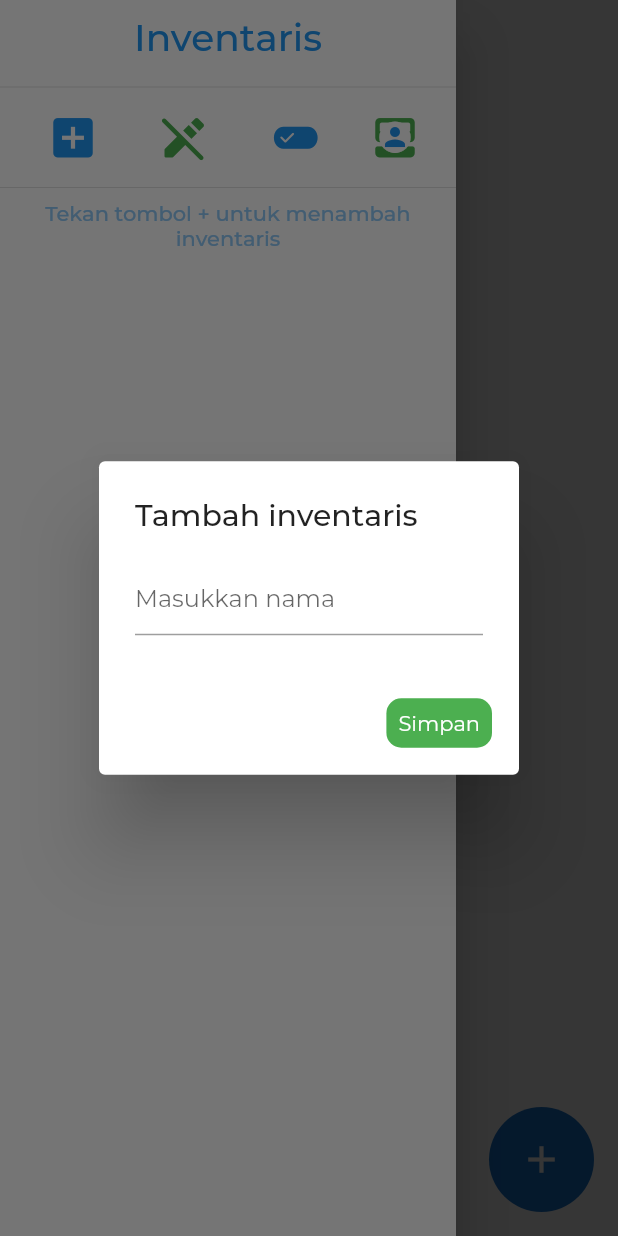
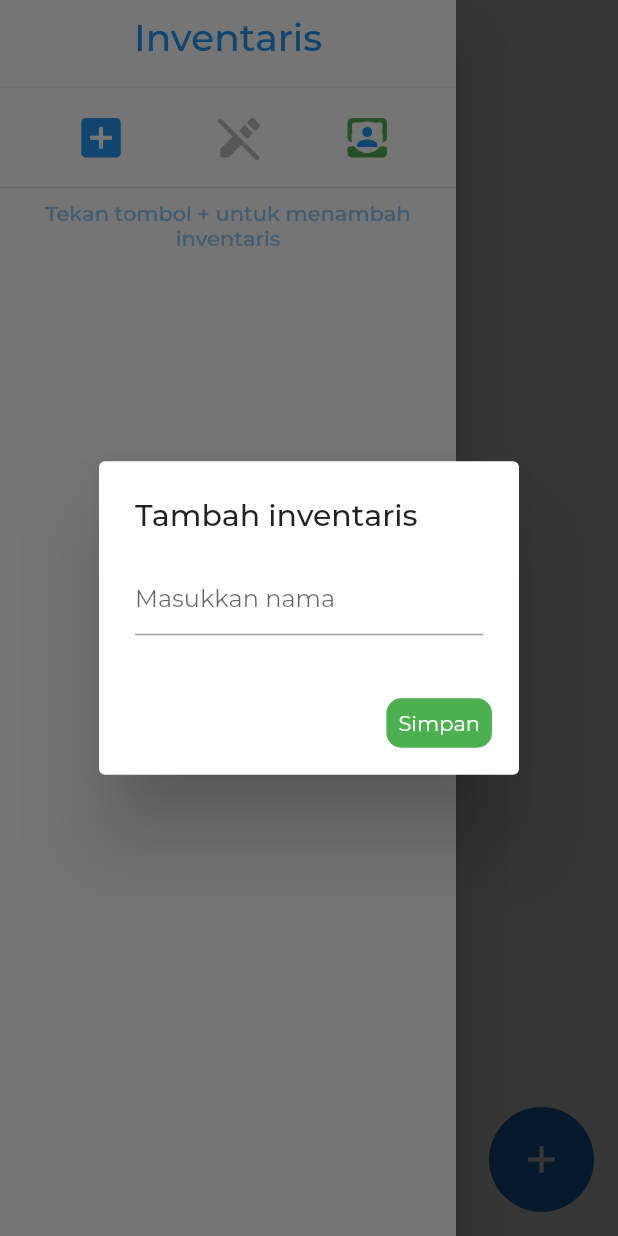
Before and after one commit to ramasii/itemwise, a Flutter app: the screen it shows after launch, in the side drawer, after a tap on the "add box" icon, on a phone screen of 412 x 824 dp. Run offline on Flutter 3.47's test engine with Material 2 defaults, Android fonts, the phone set to English and light mode, and no system bars; our stand-ins replace image_picker, shared_preferences; missing offline and left inert: image_size_getter; generated files the repository leaves out were written again.

Commit message:
delete di inventaris udah

```diff
--- a/lib/l10n/app_id.arb
+++ b/lib/l10n/app_id.arb
@@ -1,6 +1,6 @@
 {
     "addItem": "Tambah Item",
-    "thisRoomEmpty": "Inventory ini kosong",
+    "thisRoomEmpty": "Inventaris ini kosong",
     "close": "Tutup",
     "itemDetail": "Detail Item",
     "itemName": "Nama Barang",
--- a/lib/pages/home_page.dart
+++ b/lib/pages/home_page.dart
@@ -44,7 +44,8 @@ class _MyHomePageState extends State<MyHomePage> {
                   Text(widget.title),
                   if (invState != "all")
                     ConstrainedBox(
-                      constraints: BoxConstraints(maxWidth: MediaQuery.of(context).size.width-150),
+                      constraints: BoxConstraints(
+                          maxWidth: MediaQuery.of(context).size.width - 150),
                       child: Text.rich(
                         TextSpan(
                           children: [
@@ -95,7 +96,7 @@ class _MyHomePageState extends State<MyHomePage> {
                         splashColor: Colors.transparent,
                         onPressed: () {
                           log("delete $selectedItems", name: "delete button");
-                          deleteDialog(context);
+                          deleteItemDialog(context);
                         },
                         icon: const Icon(
                           Icons.delete,
@@ -161,9 +162,11 @@ class _MyHomePageState extends State<MyHomePage> {
                     ),
                   ),
                   const Divider(),
+                  // menu
                   Row(
                     mainAxisAlignment: MainAxisAlignment.spaceEvenly,
                     children: [
+                      // tambah inventaris
                       IconButton(
                           onPressed: () async {
                             log("nambah");
@@ -171,46 +174,11 @@ class _MyHomePageState extends State<MyHomePage> {
                                 .millisecondsSinceEpoch
                                 .toString();
 
-                            showDialog(
-                                context: context,
-                                builder: (BuildContext context) {
-                                  return AlertDialog(
-                                    title: Text(AppLocalizations.of(context)!
-                                        .addInventory),
-                                    content: Container(
-                                      child: TextField(
-                                        controller: NamaInvController,
-                                        decoration: InputDecoration(
-                                            hintText:
-                                                AppLocalizations.of(context)!
-                                                    .enterName),
-                                      ),
-                                    ),
-                                    actions: [
-                                      InkWell(
-                                        onTap: () {
-                                          log("simpan");
-                                          setState(() {
-                                            inventoryWise().create(
-                                                id_inventory,
-                                                "id_user",
-                                                NamaInvController.text);
-                                            NamaInvController.clear();
-                                          });
-                                          Navigator.pop(context);
-                                        },
-                                        child: Padding(
-                                            padding: const EdgeInsets.all(10),
-                                            child: successButton(
-                                                AppLocalizations.of(context)!
-                                                    .save)),
-                                      )
-                                    ],
-                                  );
-                                });
+                            addInvDialog(context, id_inventory);
                           },
                           tooltip: AppLocalizations.of(context)!.addInventory,
                           icon: const Icon(Icons.add_box)),
+                      // edit
                       IconButton(
                         onPressed: () {
                           log("ngedit");
@@ -220,16 +188,7 @@ class _MyHomePageState extends State<MyHomePage> {
                         },
                         icon: Icon(
                           invEditMode ? Icons.edit : Icons.edit_off_rounded,
-                          color: Colors.green,
-                        ),
-                      ),
-                      IconButton(
-                        onPressed: () {
-                          log("pilih");
-                        },
-                        icon: const Icon(
-                          Icons.edit_attributes_rounded,
-                          color: Colors.blue,
+                          color: invEditMode ? Colors.green : Colors.grey[400],
                         ),
                       ),
                       Stack(alignment: Alignment.center, children: [
@@ -285,13 +244,46 @@ class _MyHomePageState extends State<MyHomePage> {
     );
   }
 
+  Future<dynamic> addInvDialog(BuildContext context, String id_inventory) {
+    return showDialog(
+        context: context,
+        builder: (BuildContext context) {
+          return AlertDialog(
+            title: Text(AppLocalizations.of(context)!.addInventory),
+            content: Container(
+              child: TextField(
+                controller: NamaInvController,
+                decoration: InputDecoration(
+                    hintText: AppLocalizations.of(context)!.enterName),
+              ),
+            ),
+            actions: [
+              InkWell(
+                onTap: () {
+                  log("simpan");
+                  setState(() {
+                    inventoryWise().create(
+                        id_inventory, "id_user", NamaInvController.text);
+                    NamaInvController.clear();
+                  });
+                  Navigator.pop(context);
+                },
+                child: Padding(
+                    padding: const EdgeInsets.all(10),
+                    child: successButton(AppLocalizations.of(context)!.save)),
+              )
+            ],
+          );
+        });
+  }
+
   Row _inventoryTile(int index, BuildContext context) {
     return Row(
       children: [
         Expanded(
             child: ListTile(
           onTap: () {
-            log(inventoryWise.inventories[index]["id_inventory"]);
+            log("tap ${inventoryWise.inventories[index]["id_inventory"]}");
             setState(() {
               invState = inventoryWise.inventories[index]["id_inventory"];
             });
@@ -300,10 +292,7 @@ class _MyHomePageState extends State<MyHomePage> {
           // hapus
           onLongPress: () {
             if (invState != inventoryWise.inventories[index]["id_inventory"]) {
-              setState(() {
-                inventoryWise()
-                    .delete(inventoryWise.inventories[index]["id_inventory"]);
-              });
+              deleteInvDialog(context, inventoryWise.inventories[index]["id_inventory"]);
             }
           },
           title: Text(
@@ -480,7 +469,7 @@ class _MyHomePageState extends State<MyHomePage> {
     );
   }
 
-  Future<dynamic> deleteDialog(BuildContext context, {String? id}) {
+  Future<dynamic> deleteItemDialog(BuildContext context, {String? id}) {
     return showDialog(
       context: context,
       builder: (BuildContext context) {
@@ -504,6 +493,45 @@ class _MyHomePageState extends State<MyHomePage> {
                   ScaffoldMessenger.of(context).showSnackBar(dangerSnackbar(
                       context,
                       "${AppLocalizations.of(context)!.delete} ${selectedItems.length} ${AppLocalizations.of(context)!.items}"));
+                  selectedItems.clear();
+                });
+                Navigator.of(context).pop();
+              },
+              child: dangerButton(AppLocalizations.of(context)!.delete),
+            ),
+          ],
+        );
+      },
+    );
+  }
+
+  Future<dynamic> deleteInvDialog(BuildContext context, String id) {
+    var idx =
+        inventoryWise.inventories.indexWhere((e) => e["id_inventory"] == id);
+    return showDialog(
+      context: context,
+      builder: (BuildContext context) {
+        return AlertDialog(
+          content: Text(
+              "${AppLocalizations.of(context)!.delete} ${inventoryWise.inventories[idx]["nama_inventory"]}?"),
+          actions: <Widget>[
+            // tombol cancel
+            TextButton(
+              onPressed: () {
+                Navigator.of(context).pop();
+              },
+              child: greyButton(AppLocalizations.of(context)!.cancel),
+            ),
+            // tombol hapus
+            TextButton(
+              onPressed: () async {
+                setState(() {
+                  // hapus
+                  inventoryWise().delete(id);
+                  // tampilkan snakbar
+                  ScaffoldMessenger.of(context).showSnackBar(dangerSnackbar(
+                      context,
+                      "${AppLocalizations.of(context)!.delete} ${AppLocalizations.of(context)!.inventory}"));
                   selectedItems.clear();
                 });
                 Navigator.of(context).pop();
```
Also changed, not shown: lib/utils/inventory_utils.dart (+4 -5 lines).
